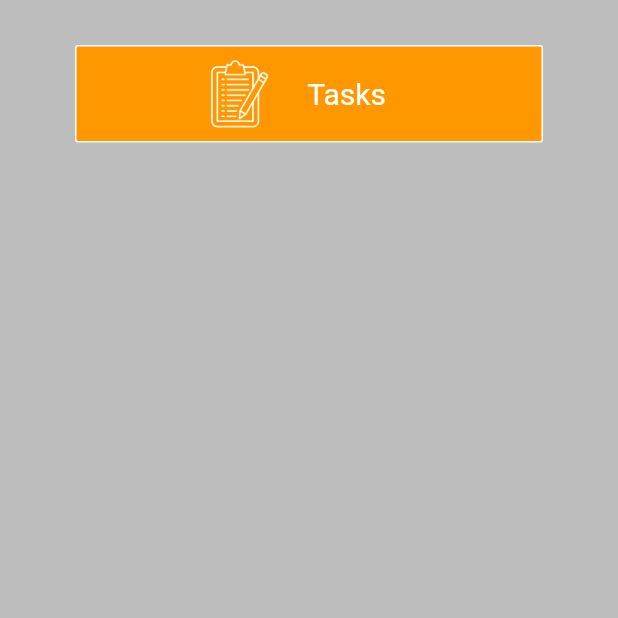
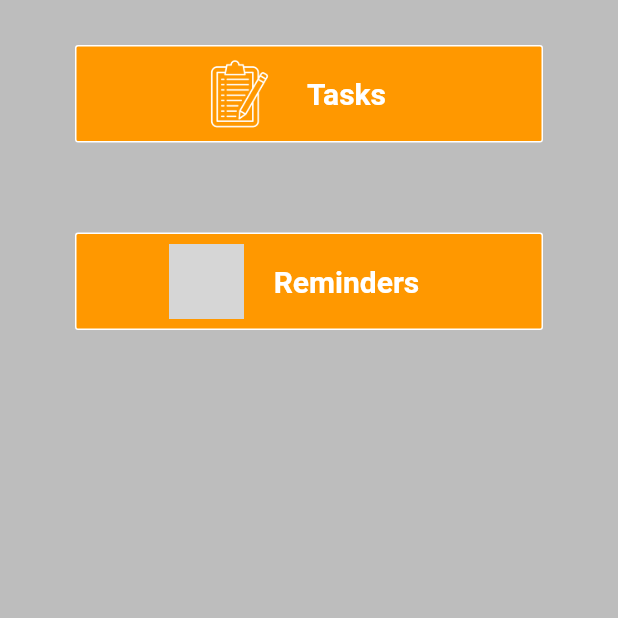
Before and after one commit to shadkasera/plan_ahead, a Flutter app: the screen it shows after launch, on a phone screen of 412 x 824 dp, the top half of it. Run offline on Flutter 3.47's test engine with Material 2 defaults, Android fonts, the phone set to English and light mode, and no system bars; grey boxes are pictures that could not be loaded.

Commit message:
initial commit

```diff
--- a/lib/pages/homepage.dart
+++ b/lib/pages/homepage.dart
@@ -23,21 +23,21 @@ class HomePage extends StatelessWidget {
                 ),
                 child: Row(
                   mainAxisAlignment: MainAxisAlignment.center,
-                children:  [
-                  Image.asset('assets/images/notes-removebg-preview.png',height: 50,width: 50,color: Colors.white,),
-                  // const Padding(
-                  //   padding: EdgeInsets.all(20.0),
-                  //   child: Icon(
-                  //     Icons.add_task,
-                  //     color: Colors.white,
-                  //     size: 40,
-                  //   ),
-                  // ),
+                  children: [
+                    Image.asset(
+                      'assets/images/notes-removebg-preview.png',
+                      height: 50,
+                      width: 50,
+                      color: Colors.white,
+                    ),
                     const Padding(
                       padding: EdgeInsets.all(20.0),
                       child: Text(
                         'Tasks',
-                      style: TextStyle(fontSize: 20, color: Colors.white),
+                        style: TextStyle(
+                            fontSize: 20,
+                            color: Colors.white,
+                            fontWeight: FontWeight.bold),
                       ),
                     ),
                   ],
@@ -45,8 +45,42 @@ class HomePage extends StatelessWidget {
               ),
             ),
             //another container
+            Padding(
+              padding: const EdgeInsets.symmetric(
+                vertical: 30,
+                horizontal: 50,
+              ),
+              child: Container(
+                decoration: BoxDecoration(
+                  color: Colors.orange,
+                  border: Border.all(color: Colors.white),
+                  borderRadius: BorderRadius.circular(2),
+                ),
+                child: Row(
+                  mainAxisAlignment: MainAxisAlignment.center,
+                  children: [
+                    Image.asset(
+                      'assets/images/one.png',
+                      height: 50,
+                      width: 50,
+                    ),
+                    const Padding(
+                      padding: EdgeInsets.all(20.0),
+                      child: Text(
+                        'Reminders',
+                        style: TextStyle(
+                            fontSize: 20,
+                            color: Colors.white,
+                            fontWeight: FontWeight.bold),
+                      ),
+                    ),
                   ],
-      )),
+                ),
+              ),
+            ),
+          ],
+        ),
+      ),
     );
   }
 }
```
Lines whose indentation alone changed are shown as unchanged.
